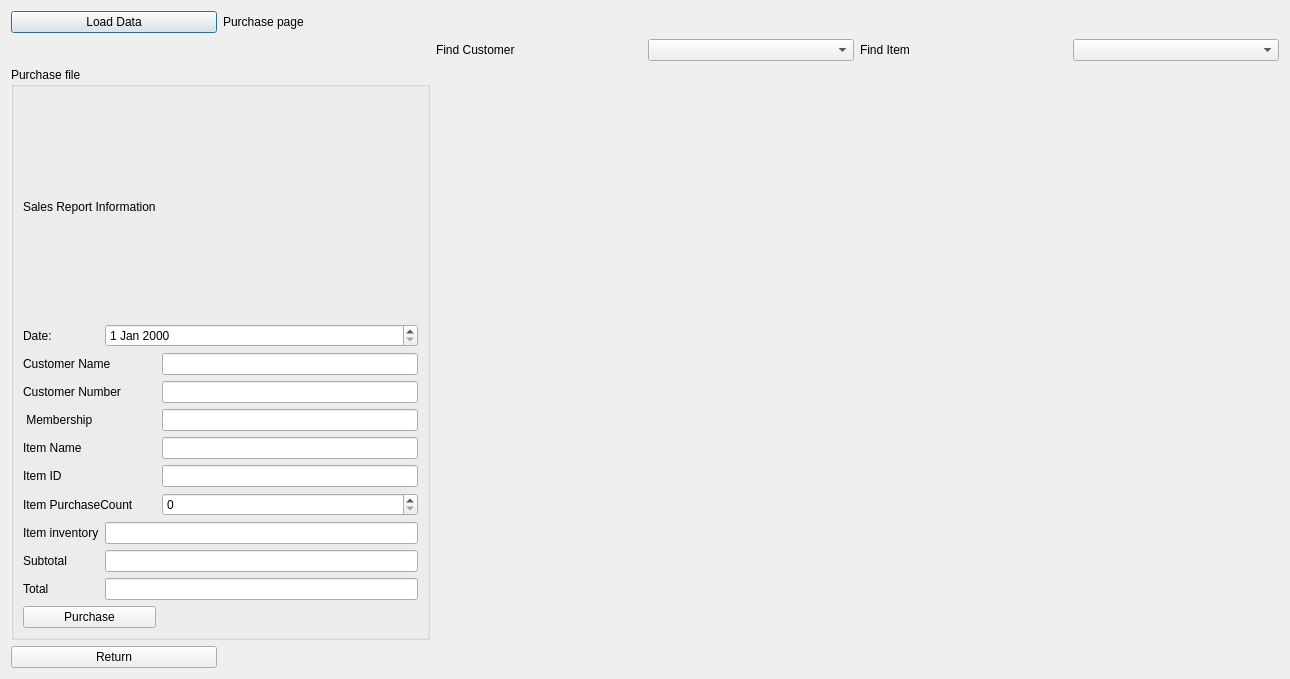
The window that Project2/purchase_page.ui (tdragon00/CS1C_Project_2) describes before a commit, drawn with Qt 5.
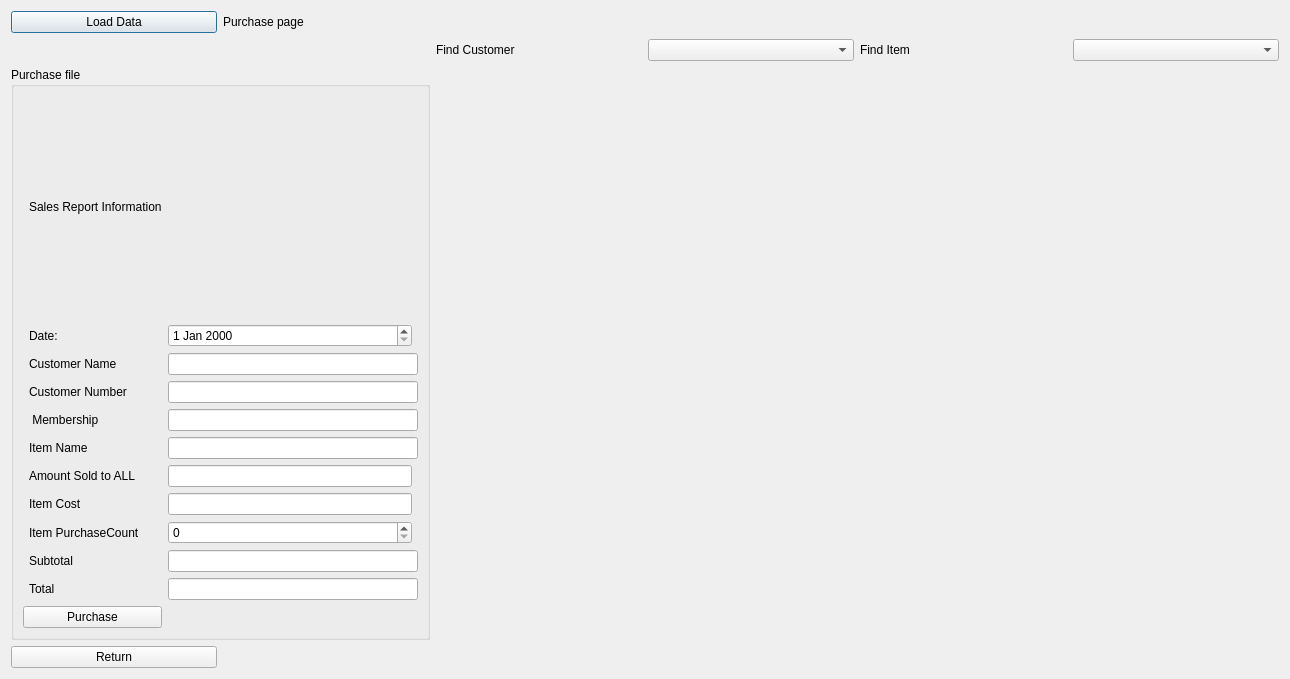
The same window after the commit.

What changed in the file:
```diff
--- a/Project2/purchase_page.ui
+++ b/Project2/purchase_page.ui
@@ -54,120 +54,120 @@
       <string>Purchase file</string>
      </property>
      <layout class="QGridLayout" name="gridLayout">
-      <item row="6" column="2">
-       <widget class="QLineEdit" name="Item_ID_Box"/>
+      <item row="4" column="2" colspan="2">
+       <widget class="QLineEdit" name="Customer_Membership_Box"/>
       </item>
-      <item row="10" column="0">
-       <widget class="QLabel" name="Total_Label">
-        <property name="text">
-         <string>Total</string>
-        </property>
-       </widget>
+      <item row="5" column="2" colspan="2">
+       <widget class="QLineEdit" name="Item_Name_Box"/>
       </item>
-      <item row="10" column="1" colspan="2">
-       <widget class="QLineEdit" name="Total_Box"/>
-      </item>
-      <item row="8" column="1" colspan="2">
-       <widget class="QLineEdit" name="Item_Inventory_Box"/>
-      </item>
-      <item row="8" column="0">
-       <widget class="QLabel" name="Item_Iventory_Label">
+      <item row="11" column="1">
+       <widget class="QLabel" name="Item_Iventory_Label_2">
         <property name="text">
-         <string>Item inventory</string>
+         <string>Item Cost</string>
         </property>
        </widget>
       </item>
-      <item row="1" column="1" colspan="2">
-       <widget class="QDateEdit" name="Date_Selector"/>
-      </item>
-      <item row="5" column="0">
-       <widget class="QLabel" name="Item_Name_Label">
-        <property name="text">
-         <string>Item Name</string>
-        </property>
-       </widget>
-      </item>
-      <item row="3" column="0" colspan="2">
+      <item row="3" column="1">
        <widget class="QLabel" name="Customer_Num_Box_2">
         <property name="text">
          <string>Customer Number</string>
         </property>
        </widget>
       </item>
-      <item row="11" column="0" colspan="2">
+      <item row="18" column="0" colspan="2">
        <widget class="QPushButton" name="Purchase_Button">
         <property name="text">
          <string>Purchase</string>
         </property>
        </widget>
       </item>
-      <item row="3" column="2">
+      <item row="1" column="2">
+       <widget class="QDateEdit" name="Date_Selector"/>
+      </item>
+      <item row="16" column="2" colspan="2">
+       <widget class="QLineEdit" name="Subtotal_Box"/>
+      </item>
+      <item row="3" column="2" colspan="2">
        <widget class="QLineEdit" name="Customer_Num_Box"/>
       </item>
-      <item row="7" column="0" colspan="2">
-       <widget class="QLabel" name="Item_Count_Label">
-        <property name="text">
-         <string>Item PurchaseCount</string>
-        </property>
-       </widget>
+      <item row="17" column="2" colspan="2">
+       <widget class="QLineEdit" name="Total_Box"/>
       </item>
-      <item row="1" column="0">
-       <widget class="QLabel" name="Date_Label">
+      <item row="5" column="1">
+       <widget class="QLabel" name="Item_Name_Label">
         <property name="text">
-         <string>Date:</string>
+         <string>Item Name</string>
         </property>
        </widget>
       </item>
-      <item row="6" column="0">
-       <widget class="QLabel" name="Item_ID_Label">
-        <property name="text">
-         <string>Item ID</string>
-        </property>
-       </widget>
-      </item>
-      <item row="9" column="0">
+      <item row="16" column="1">
        <widget class="QLabel" name="Subtotal_Label">
         <property name="text">
          <string>Subtotal</string>
         </property>
        </widget>
       </item>
-      <item row="7" column="2">
-       <widget class="QSpinBox" name="Item_Count_Selector"/>
-      </item>
-      <item row="4" column="2">
-       <widget class="QLineEdit" name="Customer_Membership_Box"/>
-      </item>
-      <item row="2" column="2">
+      <item row="2" column="2" colspan="2">
        <widget class="QLineEdit" name="Name_Box"/>
       </item>
-      <item row="0" column="0" colspan="2">
+      <item row="0" column="1">
        <widget class="QLabel" name="Sales_Report_Label">
         <property name="text">
          <string>Sales Report Information</string>
         </property>
        </widget>
       </item>
-      <item row="9" column="1" colspan="2">
-       <widget class="QLineEdit" name="Subtotal_Box"/>
-      </item>
-      <item row="5" column="2">
-       <widget class="QLineEdit" name="Item_Name_Box"/>
-      </item>
-      <item row="2" column="0" colspan="2">
-       <widget class="QLabel" name="Name_Label">
-        <property name="text">
-         <string>Customer Name</string>
-        </property>
-       </widget>
-      </item>
-      <item row="4" column="0">
+      <item row="4" column="1">
        <widget class="QLabel" name="Customer_Membership">
         <property name="text">
          <string> Membership</string>
         </property>
        </widget>
       </item>
+      <item row="11" column="2">
+       <widget class="QLineEdit" name="Item_Cost_Box"/>
+      </item>
+      <item row="2" column="1">
+       <widget class="QLabel" name="Name_Label">
+        <property name="text">
+         <string>Customer Name</string>
+        </property>
+       </widget>
+      </item>
+      <item row="1" column="1">
+       <widget class="QLabel" name="Date_Label">
+        <property name="text">
+         <string>Date:</string>
+        </property>
+       </widget>
+      </item>
+      <item row="17" column="1">
+       <widget class="QLabel" name="Total_Label">
+        <property name="text">
+         <string>Total</string>
+        </property>
+       </widget>
+      </item>
+      <item row="9" column="1">
+       <widget class="QLabel" name="Item_Iventory_Label">
+        <property name="text">
+         <string>Amount Sold to ALL</string>
+        </property>
+       </widget>
+      </item>
+      <item row="9" column="2">
+       <widget class="QLineEdit" name="Item_Inventory_Box"/>
+      </item>
+      <item row="12" column="1">
+       <widget class="QLabel" name="Item_Count_Label">
+        <property name="text">
+         <string>Item PurchaseCount</string>
+        </property>
+       </widget>
+      </item>
+      <item row="12" column="2">
+       <widget class="QSpinBox" name="Item_Count_Selector"/>
+      </item>
      </layout>
     </widget>
    </item>
```
Left out of the diff: 40 changed lines with no effect on the pictures.
